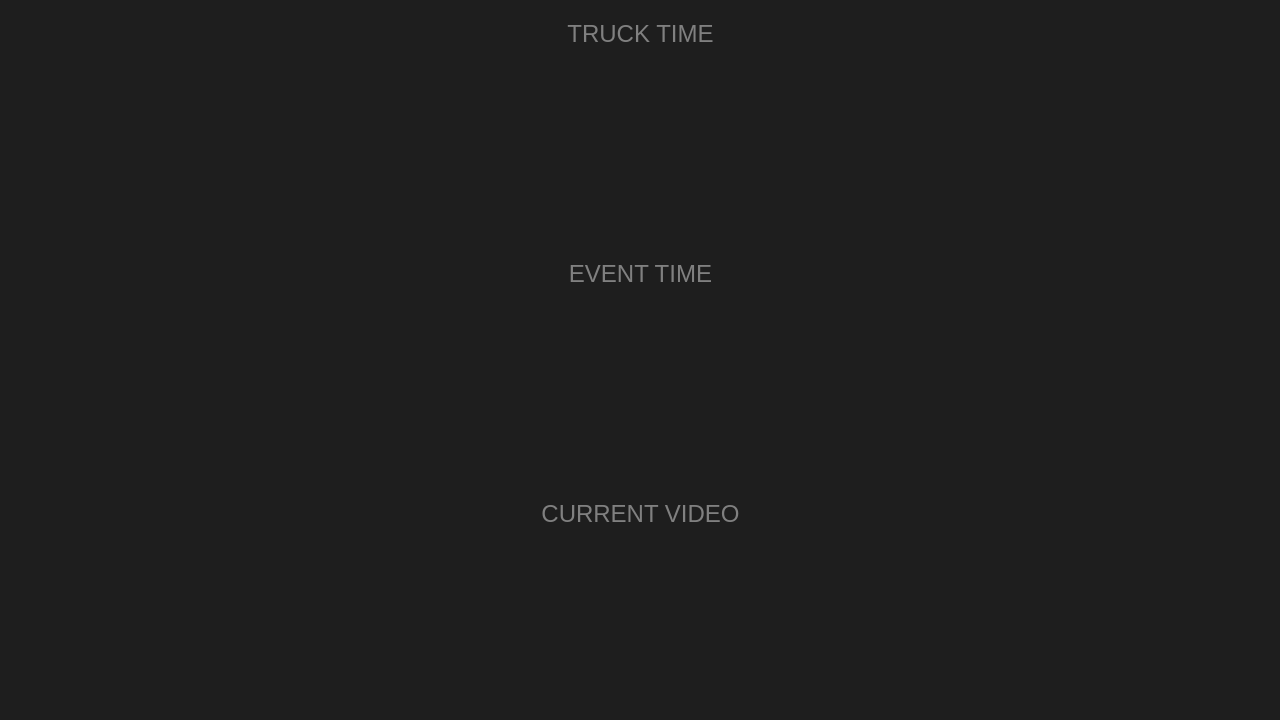
sledzik1984/timer, file src/mainwindow.ui: the form before one commit.
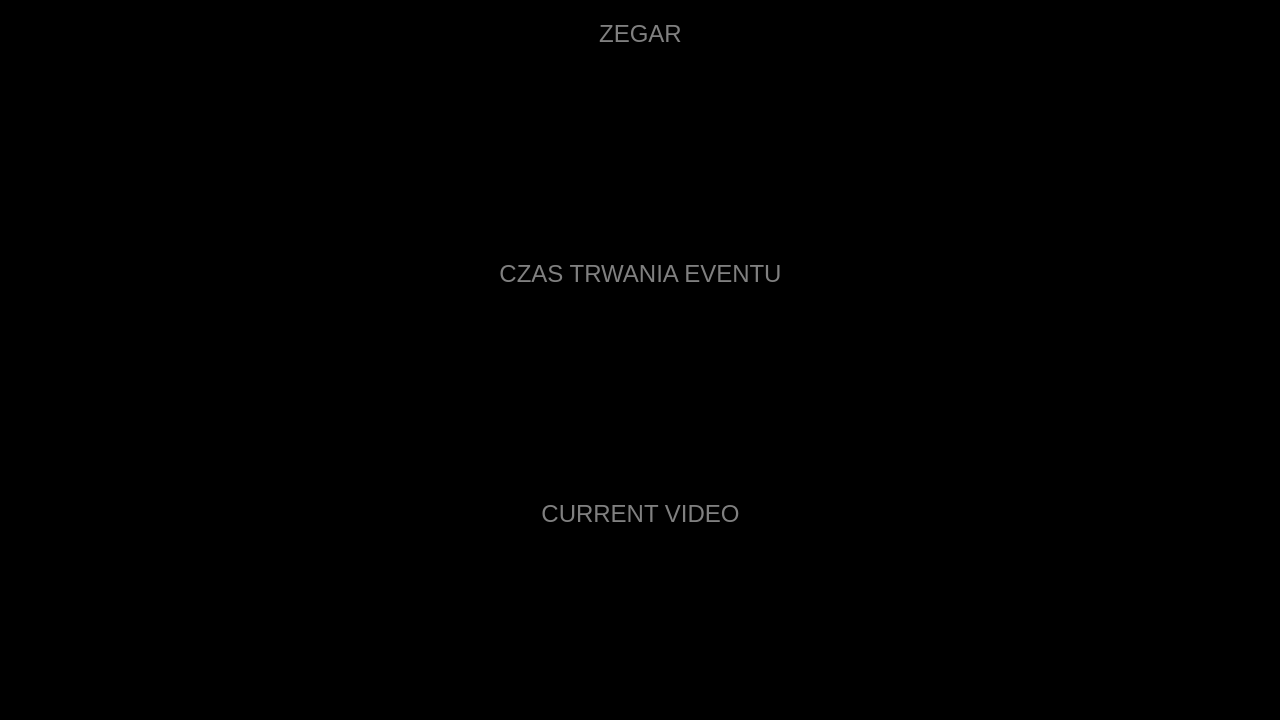
The form after the commit. Icons and pictures are not drawn.

Commit message: Polish localisation, color making Luma key possible, shorter blink time (10 sec)

```diff
--- a/src/mainwindow.ui
+++ b/src/mainwindow.ui
@@ -14,7 +14,7 @@
    <string>Timer</string>
   </property>
   <property name="styleSheet">
-   <string notr="true">background-color: rgb(30, 30, 30);
+   <string notr="true">background-color: rgb(0, 0, 0);
 border-width: 0;
 font: 18pt;
 color: grey;</string>
@@ -108,7 +108,7 @@
          <item>
           <widget class="QLabel" name="label_1">
            <property name="text">
-            <string>TRUCK TIME</string>
+            <string>ZEGAR</string>
            </property>
            <property name="alignment">
             <set>Qt::AlignHCenter|Qt::AlignTop</set>
@@ -151,7 +151,7 @@
          <item>
           <widget class="QLabel" name="label_2">
            <property name="text">
-            <string>EVENT TIME</string>
+            <string>CZAS TRWANIA EVENTU</string>
            </property>
            <property name="alignment">
             <set>Qt::AlignHCenter|Qt::AlignTop</set>
```
Left out of the diff: 2 changed lines with no effect on the pictures. The commit also changes 1 other file.
